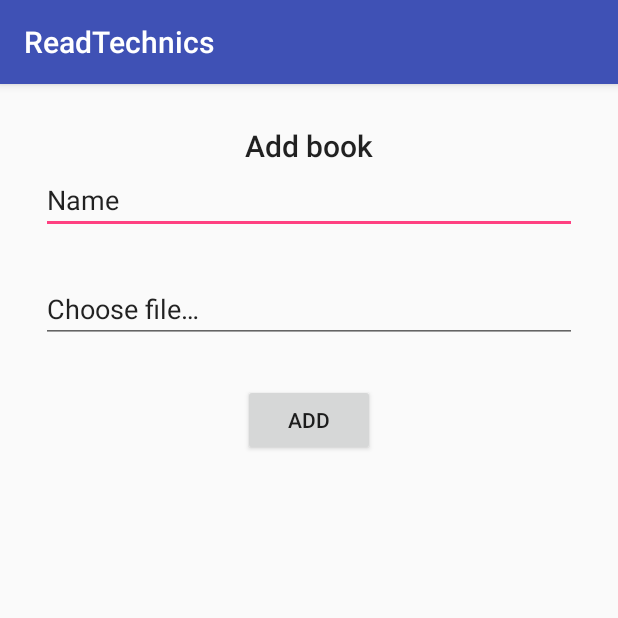
After one commit to stdrone/readtechnics, an Android app: the AddBookActivity screen opened directly, with no data from a screen before it, on a phone screen of 412 x 824 dp, the top half of it. The commit adds this screen. Run offline under Robolectric (Android 15) with nearby library versions, the phone set to English and light mode, and no system bars.

Commit message:
Books add Activity

```diff
--- a/app/build.gradle
+++ b/app/build.gradle
@@ -19,11 +19,12 @@ android {
 }
 
 dependencies {
-    implementation fileTree(dir: 'libs', include: ['*.jar'])
+    implementation fileTree(include: ['*.jar'], dir: 'libs')
     implementation 'com.android.support:appcompat-v7:26.1.0'
     implementation 'com.android.support.constraint:constraint-layout:1.0.2'
     implementation 'com.android.support:design:26.1.0'
     testImplementation 'junit:junit:4.12'
     androidTestImplementation 'com.android.support.test:runner:1.0.1'
     androidTestImplementation 'com.android.support.test.espresso:espresso-core:3.0.1'
+    implementation 'com.google.code.gson:gson:2.2.4'
 }
--- a/app/src/main/AndroidManifest.xml
+++ b/app/src/main/AndroidManifest.xml
@@ -19,6 +19,7 @@
                 <category android:name="android.intent.category.LAUNCHER" />
             </intent-filter>
         </activity>
+        <activity android:name=".AddBookActivity"></activity>
     </application>
 
 </manifest>
--- /dev/null
+++ b/app/src/main/java/ru/stdrone/home/readtechnics/AddBookActivity.java
@@ -0,0 +1,28 @@
+package ru.stdrone.home.readtechnics;
+
+import android.content.Intent;
+import android.os.Bundle;
+import android.support.v7.app.AppCompatActivity;
+import android.view.View;
+import android.widget.Button;
+
+public class AddBookActivity extends AppCompatActivity {
+
+    @Override
+    protected void onCreate(Bundle savedInstanceState) {
+        super.onCreate(savedInstanceState);
+        setContentView(R.layout.activity_add_book);
+
+        Button button = findViewById(R.id.editButton);
+        button.setOnClickListener(new View.OnClickListener() {
+
+            @Override
+            public void onClick(View v) {
+                Intent intent = new Intent();
+                // TODO:
+            }
+
+        });
+    }
+
+}
--- /dev/null
+++ b/app/src/main/res/layout/activity_add_book.xml
@@ -0,0 +1,64 @@
+<?xml version="1.0" encoding="utf-8"?>
+<android.support.constraint.ConstraintLayout xmlns:android="http://schemas.android.com/apk/res/android"
+    xmlns:app="http://schemas.android.com/apk/res-auto"
+    xmlns:tools="http://schemas.android.com/tools"
+    android:layout_width="match_parent"
+    android:layout_height="match_parent"
+    tools:context="ru.stdrone.home.readtechnics.AddBookActivity">
+
+    <TextView
+        android:id="@+id/editHeader"
+        android:layout_width="wrap_content"
+        android:layout_height="wrap_content"
+        android:layout_marginEnd="27dp"
+        android:layout_marginStart="27dp"
+        android:layout_marginTop="27dp"
+        android:labelFor="@id/editName"
+        android:text="@string/edit_header"
+        android:textAppearance="@android:style/TextAppearance.DeviceDefault.WindowTitle"
+        app:layout_constraintEnd_toEndOf="parent"
+        app:layout_constraintStart_toStartOf="parent"
+        app:layout_constraintTop_toTopOf="parent" />
+
+    <EditText
+        android:id="@+id/editName"
+        android:layout_width="0dp"
+        android:layout_height="wrap_content"
+        android:layout_marginEnd="27dp"
+        android:layout_marginStart="27dp"
+        android:layout_marginTop="27dp"
+        android:ems="10"
+        android:inputType="textPersonName"
+        android:text="@string/edit_name"
+        app:layout_constraintEnd_toEndOf="parent"
+        app:layout_constraintStart_toStartOf="parent"
+        app:layout_constraintTop_toTopOf="@id/editHeader" />
+
+    <EditText
+        android:id="@+id/editUri"
+        android:layout_width="0dp"
+        android:layout_height="wrap_content"
+        android:layout_marginEnd="27dp"
+        android:layout_marginStart="27dp"
+        android:layout_marginTop="27dp"
+        android:ems="10"
+        android:inputType="textUri"
+        android:text="@string/edit_file"
+        app:layout_constraintEnd_toEndOf="parent"
+        app:layout_constraintStart_toStartOf="parent"
+        app:layout_constraintTop_toBottomOf="@+id/editName" />
+
+    <Button
+        android:id="@+id/editButton"
+        android:layout_width="wrap_content"
+        android:layout_height="wrap_content"
+        android:layout_marginEnd="27dp"
+        android:layout_marginStart="27dp"
+        android:layout_marginTop="27dp"
+        android:text="@string/edit_button"
+        android:labelFor="@id/editUri"
+        app:layout_constraintEnd_toEndOf="parent"
+        app:layout_constraintStart_toStartOf="parent"
+        app:layout_constraintTop_toBottomOf="@+id/editUri" />
+
+</android.support.constraint.ConstraintLayout>
--- a/app/src/main/res/values/strings.xml
+++ b/app/src/main/res/values/strings.xml
@@ -1,4 +1,8 @@
 <resources>
     <string name="app_name">ReadTechnics</string>
     <string name="action_settings">Settings</string>
+    <string name="edit_name">Name</string>
+    <string name="edit_file">Choose file…</string>
+    <string name="edit_header">Add book</string>
+    <string name="edit_button">Add</string>
 </resources>
```
Also changed, not shown: app/src/main/java/ru/stdrone/home/readtechnics/ListActivity.java (+32 -10 lines), app/src/main/java/ru/stdrone/home/readtechnics/books/Book.java (+24 -11 lines), app/src/main/java/ru/stdrone/home/readtechnics/books/BookList.java (+35 -14 lines), app/src/main/java/ru/stdrone/home/readtechnics/books/BookListAdapter.java (deleted, +0 -57 lines), app/src/main/java/ru/stdrone/home/readtechnics/books/BookText.java (added, +10 -0 lines), 1 other file.
